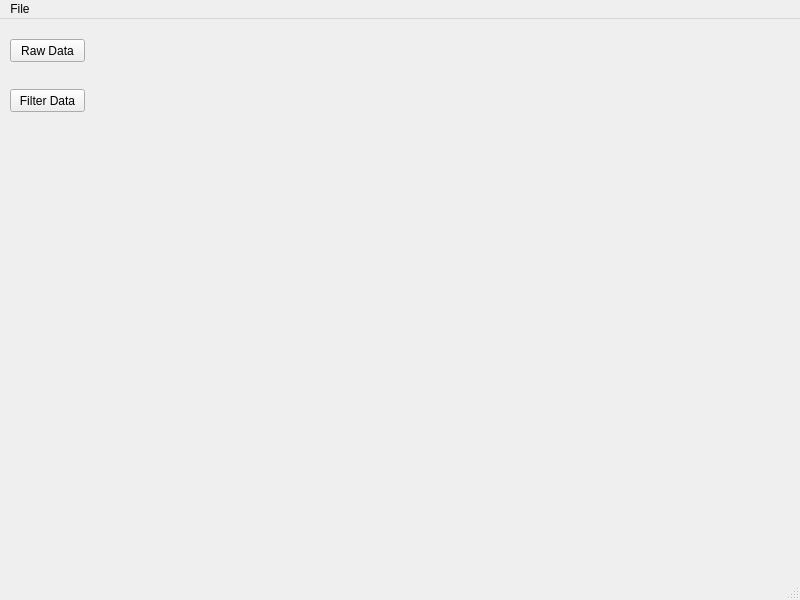
First picture: the form in appForWin/mainwindow.ui, repository fycookie/PD, before the edit.
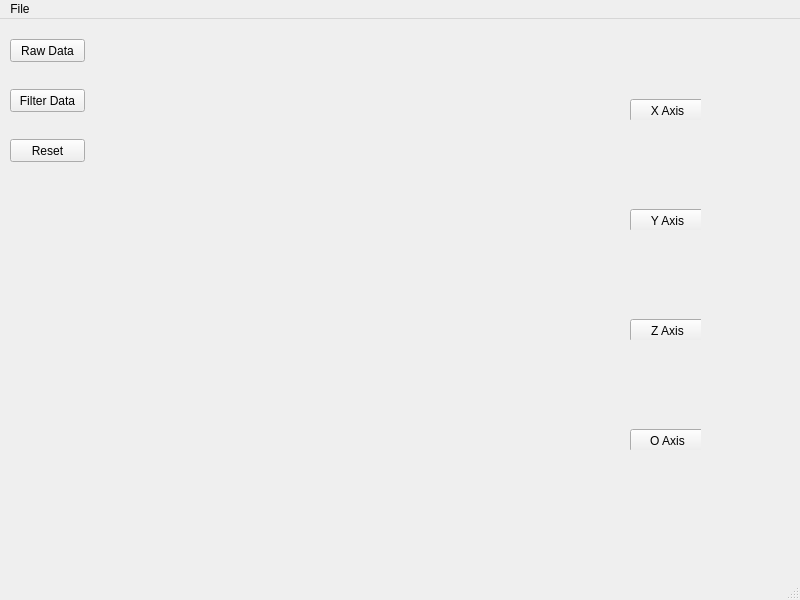
Second picture: the form after the edit. Custom widgets are drawn as their Qt base class.

```diff
--- a/appForWin/mainwindow.ui
+++ b/appForWin/mainwindow.ui
@@ -45,8 +45,113 @@
      <rect>
       <x>130</x>
       <y>20</y>
-      <width>391</width>
-      <height>241</height>
+      <width>571</width>
+      <height>81</height>
+     </rect>
+    </property>
+    <widget class="QPushButton" name="xAxisBtn">
+     <property name="geometry">
+      <rect>
+       <x>500</x>
+       <y>60</y>
+       <width>75</width>
+       <height>23</height>
+      </rect>
+     </property>
+     <property name="text">
+      <string>X Axis</string>
+     </property>
+    </widget>
+   </widget>
+   <widget class="QCustomPlot" name="widgetplotY" native="true">
+    <property name="geometry">
+     <rect>
+      <x>130</x>
+      <y>130</y>
+      <width>571</width>
+      <height>81</height>
+     </rect>
+    </property>
+    <widget class="QPushButton" name="yAxisBtn">
+     <property name="geometry">
+      <rect>
+       <x>500</x>
+       <y>60</y>
+       <width>75</width>
+       <height>23</height>
+      </rect>
+     </property>
+     <property name="text">
+      <string>Y Axis</string>
+     </property>
+    </widget>
+   </widget>
+   <widget class="QCustomPlot" name="widgetplotZ" native="true">
+    <property name="geometry">
+     <rect>
+      <x>130</x>
+      <y>240</y>
+      <width>571</width>
+      <height>81</height>
+     </rect>
+    </property>
+    <widget class="QPushButton" name="zAxisBtn">
+     <property name="geometry">
+      <rect>
+       <x>500</x>
+       <y>60</y>
+       <width>75</width>
+       <height>23</height>
+      </rect>
+     </property>
+     <property name="text">
+      <string>Z Axis</string>
+     </property>
+    </widget>
+   </widget>
+   <widget class="QPushButton" name="resetBtn">
+    <property name="geometry">
+     <rect>
+      <x>10</x>
+      <y>120</y>
+      <width>75</width>
+      <height>23</height>
+     </rect>
+    </property>
+    <property name="text">
+     <string>Reset</string>
+    </property>
+   </widget>
+   <widget class="QCustomPlot" name="widgetplotO" native="true">
+    <property name="geometry">
+     <rect>
+      <x>130</x>
+      <y>350</y>
+      <width>571</width>
+      <height>81</height>
+     </rect>
+    </property>
+    <widget class="QPushButton" name="oAxisBtn">
+     <property name="geometry">
+      <rect>
+       <x>500</x>
+       <y>60</y>
+       <width>75</width>
+       <height>23</height>
+      </rect>
+     </property>
+     <property name="text">
+      <string>O Axis</string>
+     </property>
+    </widget>
+   </widget>
+   <widget class="QCustomPlot" name="widgetPlotZoom" native="true">
+    <property name="geometry">
+     <rect>
+      <x>130</x>
+      <y>19</y>
+      <width>571</width>
+      <height>411</height>
      </rect>
     </property>
    </widget>
```
Left out of the diff: 2 changed lines with no effect on the pictures.
